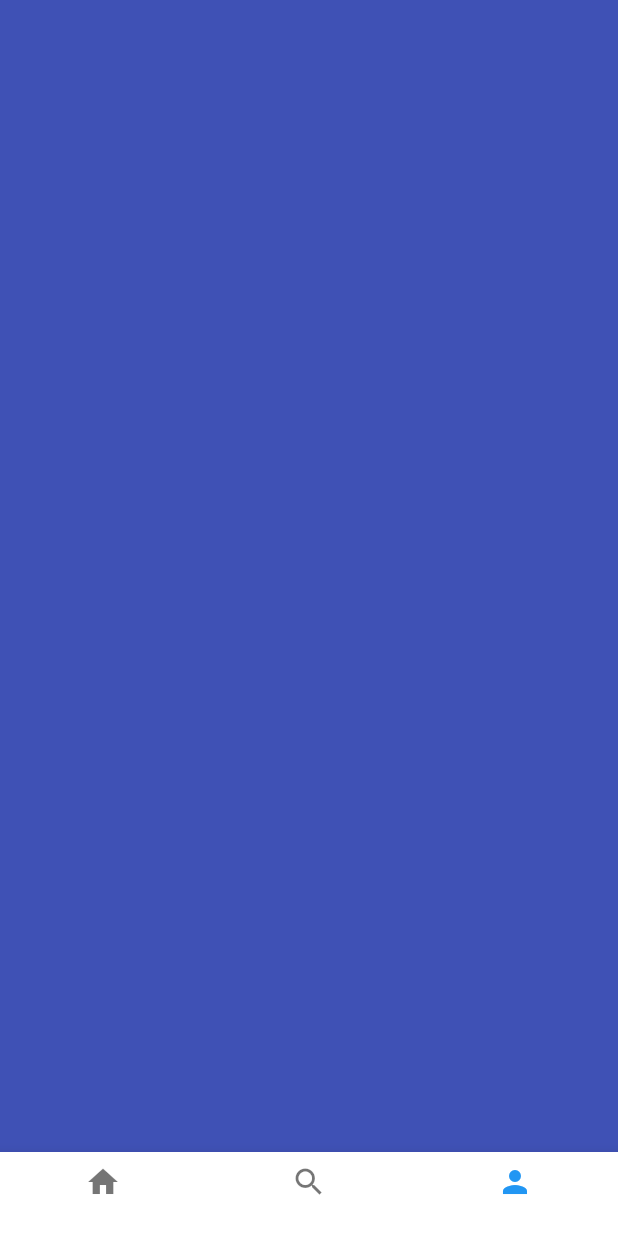
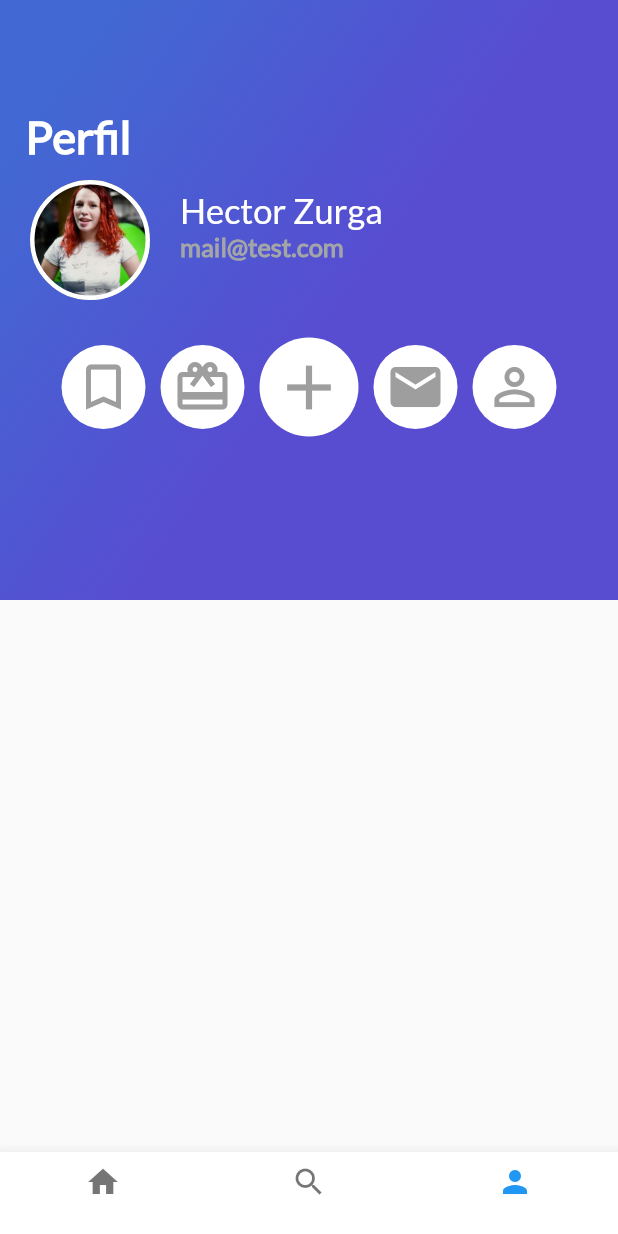
Before and after one commit to HectorZR/flutter-basico, a Flutter app: the screen it shows after launch, item 3 of the bottom bar chosen, on a phone screen of 412 x 824 dp. Run offline on Flutter 3.47's test engine with Material 2 defaults, Android fonts, the phone set to English and light mode, and no system bars.

Commit message:
finished header profile

```diff
--- a/lib/gradient_back.dart
+++ b/lib/gradient_back.dart
@@ -1,14 +1,15 @@
 import 'package:flutter/material.dart';
 
 class GradientBack extends StatelessWidget {
-  String title = 'Popular';
+  String title;
+  double height;
 
-  GradientBack(this.title);
+  GradientBack({this.title = "Popular", this.height = 300.0});
   @override
   Widget build(BuildContext context) {
     // TODO: implement build
     return Container(
-      height: 300.0,
+      height: this.height,
       decoration: BoxDecoration(
           gradient: LinearGradient(
               colors: [Color(0xFF4268D3), Color(0xFF584CD1)],
--- a/lib/header_appbar.dart
+++ b/lib/header_appbar.dart
@@ -6,7 +6,7 @@ class HeaderAppBar extends StatelessWidget {
   @override
   Widget build(BuildContext context) {
     return Stack(
-      children: <Widget>[GradientBack("Bienvenido"), CardImageList()],
+      children: <Widget>[GradientBack(title: "Bienvenido"), CardImageList()],
     );
   }
 }
--- a/lib/profile_trips.dart
+++ b/lib/profile_trips.dart
@@ -1,10 +1,16 @@
 import 'package:flutter/material.dart';
+import 'profile_view/header_profile.dart';
 
 class ProfileTrips extends StatelessWidget {
   @override
   Widget build(BuildContext context) {
     return Container(
-      color: Colors.indigo,
+      // color: Colors.indigo,
+      child: ListView(
+        children: <Widget>[
+          HeaderProfile(),
+        ],
+      ),
     );
   }
 }
--- /dev/null
+++ b/lib/profile_view/header_profile.dart
@@ -0,0 +1,41 @@
+import 'package:flutter/material.dart';
+import '../gradient_back.dart';
+import '../utils/photo.dart';
+import '../utils/user_details.dart';
+import '../utils/button_grey.dart';
+
+class HeaderProfile extends StatelessWidget {
+  @override
+  Widget build(BuildContext context) {
+    return Stack(
+      children: <Widget>[
+        GradientBack(
+          title: "Perfil",
+          height: 400.0,
+        ),
+        Container(
+          padding: EdgeInsets.only(top: 100.0),
+          child: Row(
+            children: <Widget>[
+              Photo("assets/img/ann.jpg"),
+              UserDetails("Hector Zurga", "mail@test.com")
+            ],
+          ),
+        ),
+        Container(
+          margin: EdgeInsets.only(top: 25.0),
+          child: Row(
+            mainAxisAlignment: MainAxisAlignment.center,
+            children: <Widget>[
+              ButtonGrey(Icon(Icons.bookmark_border), 40.0),
+              ButtonGrey(Icon(Icons.card_giftcard), 40.0),
+              ButtonGrey(Icon(Icons.add), 50.0),
+              ButtonGrey(Icon(Icons.email), 40.0),
+              ButtonGrey(Icon(Icons.person_outline), 40.0),
+            ],
+          ),
+        )
+      ],
+    );
+  }
+}
--- a/lib/review.dart
+++ b/lib/review.dart
@@ -1,4 +1,5 @@
 import 'package:flutter/material.dart';
+import 'utils/photo.dart';
 
 class Review extends StatelessWidget {
   String imgPath = "assets/img/people.jpg";
@@ -87,25 +88,9 @@ class Review extends StatelessWidget {
       ],
     ));
 
-    final photo = Container(
-      margin: EdgeInsets.only(
-        top: 20.0,
-        left: 20.0,
-      ),
-      width: 80.0,
-      height: 80.0,
-      decoration: BoxDecoration(
-        shape: BoxShape.circle,
-        image: DecorationImage(
-          fit: BoxFit.cover,
-          image: AssetImage(imgPath),
-        ),
-      ),
-    );
-
     return Row(
       children: <Widget>[
-        photo,
+        Photo(this.imgPath),
         userDetails,
       ],
     );
--- /dev/null
+++ b/lib/utils/button_grey.dart
@@ -0,0 +1,32 @@
+import 'package:flutter/material.dart';
+
+class ButtonGrey extends StatelessWidget {
+  Icon buttonIcon = Icon(Icons.add);
+  double iconSize = 25.0;
+
+  ButtonGrey(this.buttonIcon, this.iconSize);
+
+  @override
+  Widget build(BuildContext context) {
+    // TODO: implement build
+    return Container(
+      decoration: BoxDecoration(
+        borderRadius: BorderRadius.circular(50),
+        color: Colors.white,
+      ),
+      margin: EdgeInsets.only(top: 200.0, left: 5.0, right: 5.0),
+      child: IconButton(
+        icon: this.buttonIcon,
+        iconSize: this.iconSize,
+        // padding: EdgeInsets.only(top: 200.0),
+        color: Colors.grey,
+        onPressed: () {
+          Scaffold.of(context).removeCurrentSnackBar();
+          Scaffold.of(context).showSnackBar(SnackBar(
+            content: Text("Snackbar"),
+          ));
+        },
+      ),
+    );
+  }
+}
--- /dev/null
+++ b/lib/utils/photo.dart
@@ -0,0 +1,30 @@
+import 'package:flutter/material.dart';
+
+class Photo extends StatelessWidget {
+  String imgPath = '';
+
+  Photo(this.imgPath);
+
+  @override
+  Widget build(BuildContext context) {
+    return Container(
+      margin: EdgeInsets.only(
+        top: 20.0,
+        left: 20.0,
+      ),
+      width: 80.0,
+      height: 80.0,
+      decoration: BoxDecoration(
+        shape: BoxShape.circle,
+        border: Border.all(
+          width: 3.0,
+          color: Colors.white,
+        ),
+        image: DecorationImage(
+          fit: BoxFit.cover,
+          image: AssetImage(this.imgPath),
+        ),
+      ),
+    );
+  }
+}
--- /dev/null
+++ b/lib/utils/user_details.dart
@@ -0,0 +1,51 @@
+import 'package:flutter/material.dart';
+
+class UserDetails extends StatelessWidget {
+  String name = "Usuario";
+  String mail = "mail@test.com";
+
+  UserDetails(this.name, this.mail);
+
+  @override
+  Widget build(BuildContext context) {
+    final userName = Container(
+      margin: EdgeInsets.only(
+        left: 20.0,
+      ),
+      child: Text(
+        this.name,
+        textAlign: TextAlign.left,
+        style: TextStyle(
+          fontSize: 23.0,
+          fontFamily: "Lato",
+          color: Colors.white,
+        ),
+      ),
+    );
+
+    final userMail = Container(
+      margin: EdgeInsets.only(
+        left: 20.0,
+      ),
+      child: Text(
+        this.mail,
+        textAlign: TextAlign.left,
+        style: TextStyle(
+          fontSize: 17.0,
+          fontFamily: "Lato",
+          color: Color(0xFFa3a5a7),
+          fontWeight: FontWeight.w900,
+        ),
+      ),
+    );
+
+    return Flexible(
+        child: Column(
+      crossAxisAlignment: CrossAxisAlignment.start,
+      children: <Widget>[
+        userName,
+        userMail,
+      ],
+    ));
+  }
+}
```
